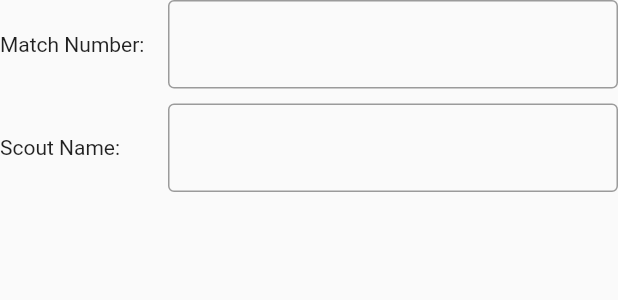
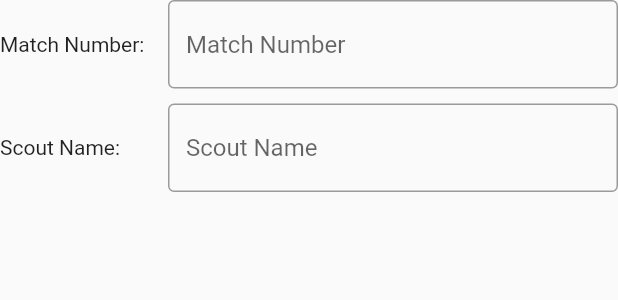
Before and after one commit to samp42/TechScout2023, a Flutter app: the MatchGeneralForm widget shown alone on an empty page, opened directly, on a phone screen of 412 x 824 dp. Shown: the top 300 px of the screen. Run offline on Flutter 3.47's test engine with Material 2 defaults, Android fonts, the phone set to English and light mode, and no system bars.

Commit message:
work on match scouting form

```diff
--- a/Scout/lib/views/match_scouting/math_general_form.dart
+++ b/Scout/lib/views/match_scouting/math_general_form.dart
@@ -1,25 +1,47 @@
 import 'package:flutter/material.dart';
 
-class MatchGeneralForm extends StatelessWidget {
-  final double kTextFieldWidth = 300;
-
+class MatchGeneralForm extends StatefulWidget {
   const MatchGeneralForm({Key? key}) : super(key: key);
 
   @override
+  MatchGeneralFormState createState() => MatchGeneralFormState();
+}
+
+class MatchGeneralFormState extends State<MatchGeneralForm> {
+  final double kTextFieldWidth = 300;
+
+  final _formKey = GlobalKey<FormState>();
+
+  @override
   Widget build(BuildContext context) {
-    return Column(
+    return Form(
+      key: _formKey,
+      child: Column(
         children: [
           Row(
             mainAxisAlignment: MainAxisAlignment.spaceBetween,
             children: [
-            const Text('Match Number:'),
+              const Expanded(
+                flex: 1,
+                child: Text('Match Number:'),
+              ),
               SizedBox(
                 width: kTextFieldWidth,
                 child: TextFormField(
                   keyboardType: TextInputType.number,
                   decoration: const InputDecoration(
                     border: OutlineInputBorder(),
+                    hintText: 'Match Number',
                   ),
+                  validator: (value) {
+                    if (value == null || value.isEmpty) {
+                      return 'Please enter a match number';
+                    }
+                    if (int.tryParse(value) == null) {
+                      return 'Please enter a valid match number';
+                    }
+                    return null;
+                  },
                 ),
               ),
             ],
@@ -28,19 +50,38 @@ class MatchGeneralForm extends StatelessWidget {
           Row(
             mainAxisAlignment: MainAxisAlignment.spaceBetween,
             children: [
-            const Text('Scout Name:'),
+              const Expanded(
+                flex: 1,
+                child: Text('Scout Name:'),
+              ),
               SizedBox(
                 width: kTextFieldWidth,
                 child: TextFormField(
                   keyboardType: TextInputType.text,
                   decoration: const InputDecoration(
                     border: OutlineInputBorder(),
+                    hintText: 'Scout Name',
                   ),
+                  validator: (value) {
+                    if (value == null || value.isEmpty) {
+                      return 'Please enter a scout name';
+                    }
+                    // must be only letters
+                    RegExp exp = RegExp('^[a-zA-Z]+\$');
+                    RegExpMatch? match = exp.firstMatch(value);
+
+                    if (match == null || match.group(0) != value) {
+                      return 'Please enter a valid scout name';
+                    }
+
+                    return null;
+                  },
                 ),
               ),
             ],
           ),
         ],
+      ),
     );
   }
 }
```
Also changed, not shown: Scout/lib/views/match_scouting/match_information_step.dart (+0 -13 lines), Scout/lib/views/match_scouting/match_scouting_entry.dart (+54 -24 lines), Scout/lib/views/match_scouting/match_team_field.dart (+11 -3 lines), Scout/lib/views/match_scouting/match_team_form.dart (deleted, +0 -23 lines), Scout/lib/views/match_scouting/results_form.dart (added, +38 -0 lines), Scout/lib/views/match_scouting/teleop_form.dart (added, +49 -0 lines). Lines whose indentation alone changed are shown as unchanged.
